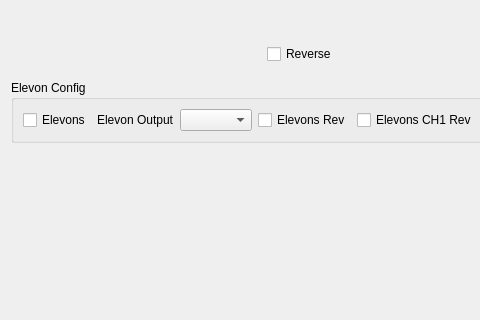
First picture: the form in src/ui/configuration/RadioCalibrationConfig.ui, repository ArduPilot/apm_planner, before the edit; both pictures show x 0 to 480 and y 256 to 576 of the 626 by 694 pixel window.
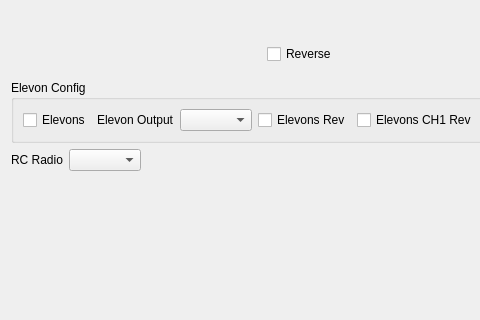
Second picture: the form after the edit. Custom widgets are drawn as their Qt base class.

Commit message: Radio Calibration: Add Transmitter Mode 1/2/3/4 to view

Patch:
```diff
--- a/src/ui/configuration/RadioCalibrationConfig.ui
+++ b/src/ui/configuration/RadioCalibrationConfig.ui
@@ -341,6 +341,16 @@
        </item>
        <item>
         <layout class="QHBoxLayout" name="horizontalLayout_2">
+         <item>
+          <widget class="QLabel" name="label_3">
+           <property name="text">
+            <string>RC Radio</string>
+           </property>
+          </widget>
+         </item>
+         <item>
+          <widget class="QComboBox" name="modeComboBox"/>
+         </item>
          <item>
           <spacer name="horizontalSpacer">
            <property name="orientation">
```
Left out of the diff: 8 changed lines with no effect on the pictures. The commit also changes 2 other files.
